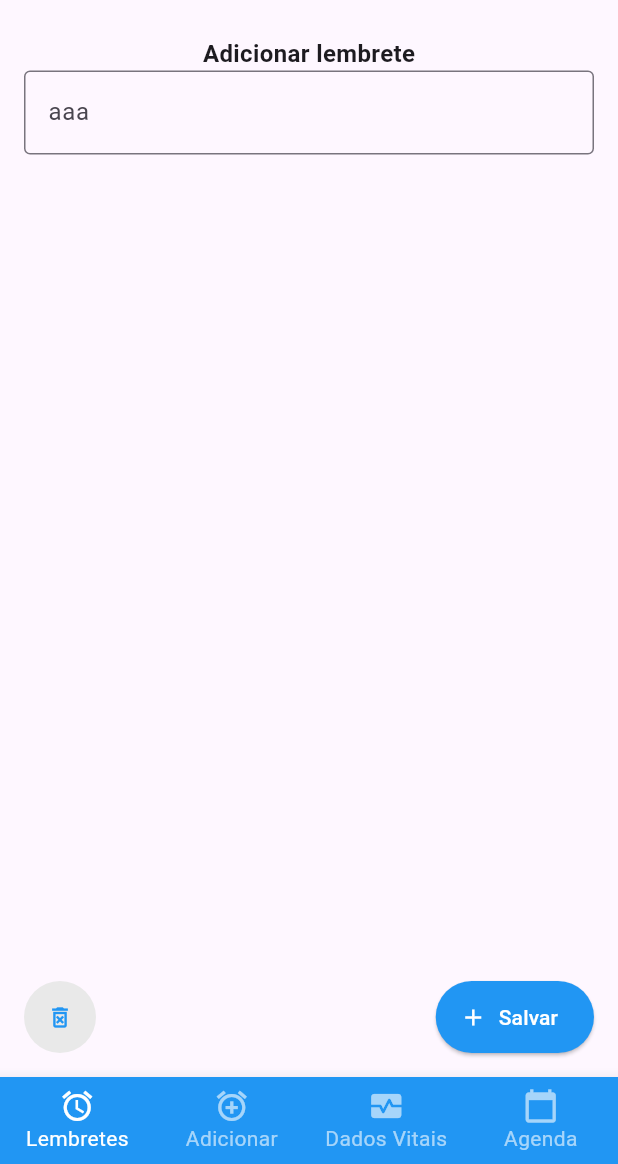
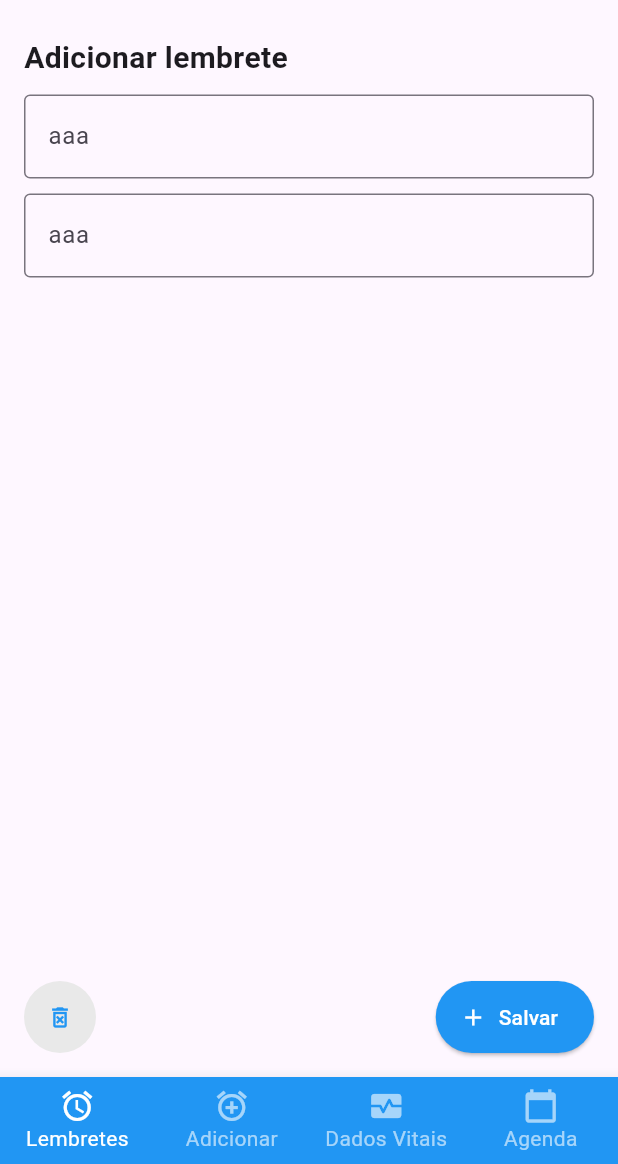
Before and after one commit to ErickRezende1833/mycareapp, a Flutter app: the screen it shows after launch, on a phone screen of 412 x 824 dp, the part 72-1236 px from its top. Run offline on Flutter 3.47's test engine with Material 3 defaults, Android fonts, the phone set to English and light mode, and no system bars.

Commit message:
feat: adicionando os outros campos

```diff
--- a/lib/view/addMedicacao.dart
+++ b/lib/view/addMedicacao.dart
@@ -15,16 +15,22 @@ class AddMedicacao extends StatelessWidget {
       body: Padding(
         padding: const EdgeInsets.all(16.0),
         child: Column(
+          crossAxisAlignment: CrossAxisAlignment.start,
           children: [
-
             Text(
               "Adicionar lembrete",
               style: TextStyle(
-                fontSize: 16,
+                fontSize: 20,
                 fontWeight: FontWeight.bold
               ),
             ),
+
+            SizedBox(height: 10,),
             CustomTextField(labelText: "aaa", hintText: "ddd"),
+            SizedBox(height: 10,),
+            CustomTextField(labelText: "aaa", hintText: "ddd"),
+            SizedBox(height: 10,),
+
             Expanded(
               child: Container(),
             ),
```
